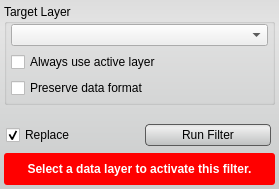
Before: the Qt Designer form src/Interface/ToolInterface/MeanFilterInterface.ui in jessdtate/Seg3D, drawn with Qt 5.
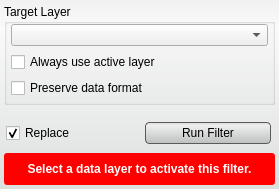
After: the same form once the commit is applied. Custom widgets are drawn as their Qt base class.

The edit to the form file:
```diff
--- a/src/Interface/ToolInterface/MeanFilterInterface.ui
+++ b/src/Interface/ToolInterface/MeanFilterInterface.ui
@@ -34,7 +34,7 @@
   <property name="styleSheet">
    <string notr="true">QWidget#MeanFilterInterface{
 	border-radius: 3px;
-	background-color: qlineargradient(spread:pad, x1:0.5, y1:0, x2:0.5, y2:0.960227, stop:0 rgba(221, 221, 221, 255), stop:0.155779 rgba(228, 228, 228, 255), stop:1 rgba(202, 204, 204, 255));      
+	background-color: qlineargradient(spread:pad, x1:0.5, y1:0, x2:0.5, y2:0.960227, stop:0 rgba(241, 241, 241, 255), stop:0.155779 rgba(250, 250, 250, 255), stop:1 rgba(222, 224, 224, 255));       
 }
 
 QPushButton{
@@ -60,7 +60,7 @@
   </property>
   <layout class="QVBoxLayout" name="verticalLayout">
    <property name="spacing">
-    <number>2</number>
+    <number>4</number>
    </property>
    <property name="margin">
     <number>4</number>
```
